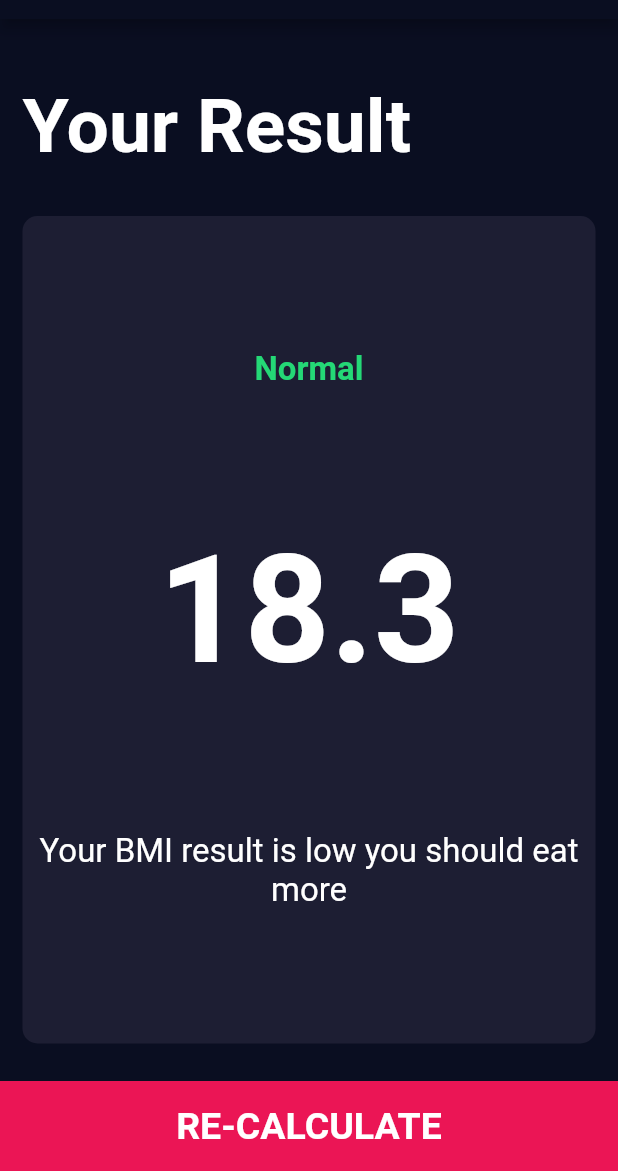
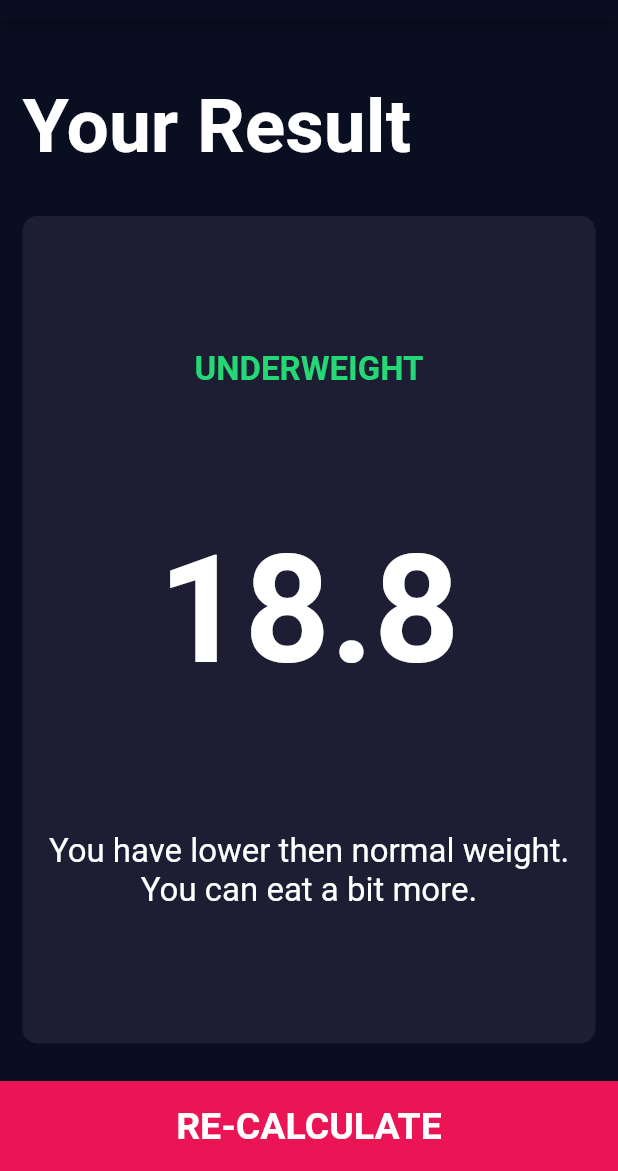
Before and after one commit to soumoq/BMI-Calculator-Flutter, a Flutter app: the screen it shows after launch, after a tap on "CALCULATE", on a phone screen of 412 x 824 dp, the part 65-1236 px from its top. Run offline on Flutter 3.47's test engine with Material 2 defaults, Android fonts, the phone set to English and light mode, and no system bars; our stand-ins replace font_awesome_flutter.

Commit message:
complete BMI app

```diff
--- a/lib/screen/input_page.dart
+++ b/lib/screen/input_page.dart
@@ -1,3 +1,4 @@
+import 'package:bmi_calculator/calculator_brain.dart';
 import 'package:bmi_calculator/components/resuable_cart.dart';
 import 'package:bmi_calculator/screen/result_page.dart';
 import 'package:bmi_calculator/components/round_icon_button.dart';
@@ -206,8 +207,16 @@ class _InputPageState extends State<InputPage> {
             BottomButton(
                 buttonTitle: 'CALCULATE',
                 onPress: () {
-                  Navigator.push(context,
-                      MaterialPageRoute(builder: (context) => ResultPage()));
+                  CalculatorBrain brain = CalculatorBrain(height, weight);
+
+                  Navigator.push(
+                      context,
+                      MaterialPageRoute(
+                          builder: (context) => ResultPage(
+                                bmiResult: brain.calculateBMI(),
+                                resultText: brain.getResult(),
+                                interpretation: brain.getInterpretation(),
+                              )));
                 })
           ],
         ));
--- a/lib/screen/result_page.dart
+++ b/lib/screen/result_page.dart
@@ -6,7 +6,14 @@ import 'package:flutter/material.dart';
 import '../constants.dart';
 
 class ResultPage extends StatelessWidget {
-  const ResultPage({Key? key}) : super(key: key);
+  final String bmiResult;
+  final String resultText;
+  final String interpretation;
+
+  ResultPage(
+      {required this.bmiResult,
+      required this.resultText,
+      required this.interpretation});
 
   @override
   Widget build(BuildContext context) {
@@ -37,15 +44,15 @@ class ResultPage extends StatelessWidget {
                   crossAxisAlignment: CrossAxisAlignment.center,
                   children: [
                     Text(
-                      'Normal',
+                      resultText.toUpperCase(),
                       style: KResultTextStyle,
                     ),
                     Text(
-                      '18.3',
+                      bmiResult,
                       style: KBMITextStyle,
                     ),
                     Text(
-                      'Your BMI result is low you should eat more',
+                      interpretation,
                       textAlign: TextAlign.center,
                       style: KBodyTextStyle,
                     ),
@@ -58,7 +65,6 @@ class ResultPage extends StatelessWidget {
                 onPress: () {
                   Navigator.pop(context);
                 })
-
           ],
         ));
   }
```
